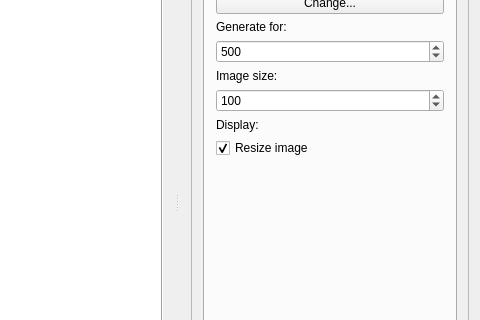
Old version of the form mainwindow.ui in the repository palaeoware/revosim; both pictures show x 248 to 728 and y 226 to 546 of the 728 by 861 pixel window.
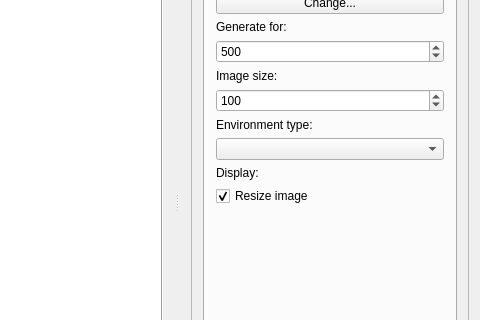
New version of the form. The open tabs and pages were chosen to show the change.

Commit message: Sorted out error messages properly, added combo box to output tab, added signal to update this on new tab select

What changed in the file:
```diff
--- a/mainwindow.ui
+++ b/mainwindow.ui
@@ -6,7 +6,7 @@
    <rect>
     <x>0</x>
     <y>0</y>
-    <width>669</width>
+    <width>719</width>
     <height>861</height>
    </rect>
   </property>
@@ -229,6 +229,16 @@
               </property>
              </widget>
             </item>
+            <item>
+             <widget class="QLabel" name="label_32">
+              <property name="text">
+               <string>Environment type:</string>
+              </property>
+             </widget>
+            </item>
+            <item>
+             <widget class="QComboBox" name="environment_comboBox"/>
+            </item>
             <item>
              <widget class="QLabel" name="display_label">
               <property name="text">
```
Left out of the diff: 4 changed lines with no effect on the pictures. The commit also changes 4 other files.
